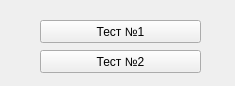
Above: client/UI/client_main.ui from Scykorr/dmitr_client_serv_test before the change. Below: the same form after it.
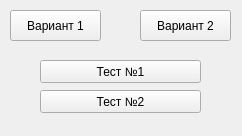
That is the form after the change.

```diff
--- a/client/UI/client_main.ui
+++ b/client/UI/client_main.ui
@@ -6,8 +6,8 @@
    <rect>
     <x>0</x>
     <y>0</y>
-    <width>235</width>
-    <height>86</height>
+    <width>242</width>
+    <height>136</height>
    </rect>
   </property>
   <property name="windowTitle">
@@ -17,7 +17,7 @@
    <property name="geometry">
     <rect>
      <x>40</x>
-     <y>20</y>
+     <y>60</y>
      <width>161</width>
      <height>23</height>
     </rect>
@@ -30,7 +30,7 @@
    <property name="geometry">
     <rect>
      <x>40</x>
-     <y>50</y>
+     <y>90</y>
      <width>161</width>
      <height>23</height>
     </rect>
@@ -39,6 +39,32 @@
     <string>Тест №2</string>
    </property>
   </widget>
+  <widget class="QPushButton" name="pushButton_variant1">
+   <property name="geometry">
+    <rect>
+     <x>10</x>
+     <y>10</y>
+     <width>91</width>
+     <height>31</height>
+    </rect>
+   </property>
+   <property name="text">
+    <string>Вариант 1</string>
+   </property>
+  </widget>
+  <widget class="QPushButton" name="pushButton_variant2">
+   <property name="geometry">
+    <rect>
+     <x>140</x>
+     <y>10</y>
+     <width>91</width>
+     <height>31</height>
+    </rect>
+   </property>
+   <property name="text">
+    <string>Вариант 2</string>
+   </property>
+  </widget>
  </widget>
  <resources/>
  <connections/>
```
